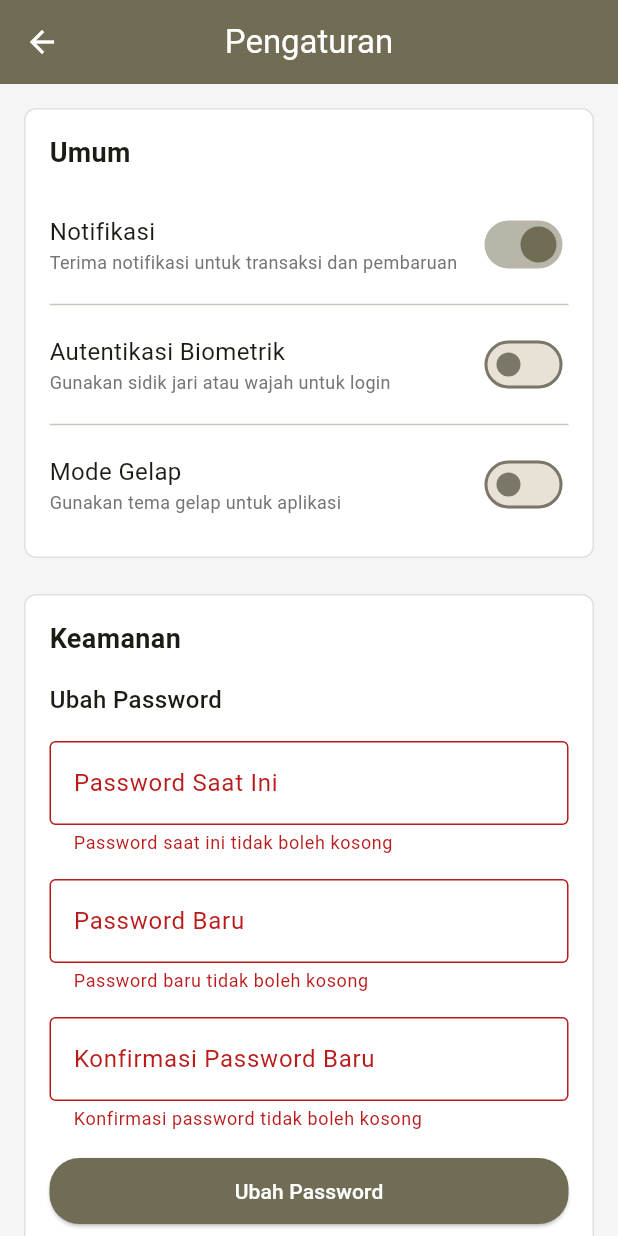
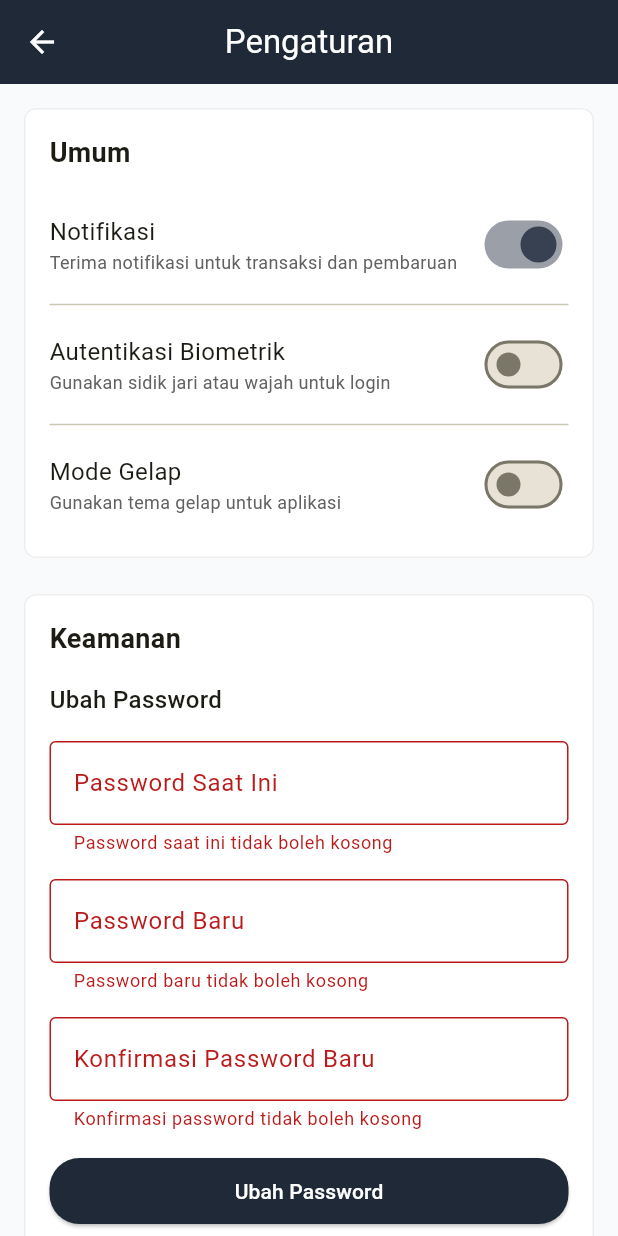
Before and after one commit to louiscahyadi/PEMOB-ModulLayout, a Flutter app: the HomeScreen screen opened directly, after a tap on "Ubah Password", on a phone screen of 412 x 824 dp. Run offline on Flutter 3.47's test engine with Material 3 defaults, Android fonts, the phone set to English and light mode, and no system bars; our stand-ins replace flutter_local_notifications, logger, shared_preferences, timezone; accounts and stored records are empty.

Commit message:
memperbaharui tema warna multiple screens untuk improved consistency dan visibility

```diff
--- a/lib/screens/home_screen.dart
+++ b/lib/screens/home_screen.dart
@@ -119,14 +119,14 @@ class _HomeScreenState extends State<HomeScreen> {
                   ? const Center(
                       child: CircularProgressIndicator(
                         valueColor:
-                            AlwaysStoppedAnimation<Color>(Color(0xFF706D54)),
+                            AlwaysStoppedAnimation<Color>(Color(0xFF1F2937)),
                       ),
                     )
                   : _errorMessage != null
                       ? _buildErrorView()
                       : RefreshIndicator(
                           onRefresh: _loadData,
-                          color: const Color(0xFF706D54),
+                          color: const Color(0xFF1F2937),
                           child: SingleChildScrollView(
                             physics: const AlwaysScrollableScrollPhysics(),
                             padding: const EdgeInsets.all(16.0),
@@ -167,7 +167,7 @@ class _HomeScreenState extends State<HomeScreen> {
   // membangun app bar
   Widget _buildAppBar() {
     return Container(
-      color: const Color(0xFF706D54),
+      color: const Color(0xFF1F2937), // Main dark color for app bar
       width: double.infinity,
       padding: const EdgeInsets.symmetric(
         vertical: 16.0,
@@ -206,7 +206,7 @@ class _HomeScreenState extends State<HomeScreen> {
           children: [
             const Icon(
               Icons.error_outline,
-              color: Color(0xFF706D54),
+              color: Color(0xFF1F2937),
               size: 80.0,
             ),
             const SizedBox(height: 16.0),
@@ -280,7 +280,8 @@ class _HomeScreenState extends State<HomeScreen> {
                 Container(
                   padding: const EdgeInsets.all(8.0),
                   decoration: BoxDecoration(
-                    color: const Color(0xFFC9B194),
+                    color: const Color(
+                        0xFF374151), // Lighter shade for balance box
                     borderRadius: BorderRadius.circular(4.0),
                   ),
                   child: Column(
@@ -291,6 +292,7 @@ class _HomeScreenState extends State<HomeScreen> {
                         style: TextStyle(
                           fontSize: 14.0,
                           fontWeight: FontWeight.w500,
+                          color: Colors.white,
                         ),
                       ),
                       Text(
@@ -298,6 +300,7 @@ class _HomeScreenState extends State<HomeScreen> {
                         style: const TextStyle(
                           fontSize: 16.0,
                           fontWeight: FontWeight.bold,
+                          color: Colors.white,
                         ),
                       ),
                     ],
@@ -416,7 +419,7 @@ class _HomeScreenState extends State<HomeScreen> {
                 child: const Text(
                   'Lihat Semua',
                   style: TextStyle(
-                    color: Color(0xFF706D54),
+                    color: Color(0xFF374151),
                   ),
                 ),
               ),
@@ -485,7 +488,7 @@ class _HomeScreenState extends State<HomeScreen> {
                 child: Container(
                   padding: const EdgeInsets.all(8.0),
                   decoration: const BoxDecoration(
-                    color: Color(0xFF706D54),
+                    color: Color(0xFF1F2937),
                     shape: BoxShape.circle,
                   ),
                   child: const Icon(
@@ -510,7 +513,8 @@ class _HomeScreenState extends State<HomeScreen> {
         color: Colors.white,
         boxShadow: [
           BoxShadow(
-            color: const Color(0xFFA08963).withValues(alpha: 77), // 0.3 * 255 ≈ 77
+            color: const Color(0xFF4B5563)
+                .withOpacity(0.3), // Shadow color for bottom nav
             spreadRadius: 2,
             blurRadius: 8,
             offset: const Offset(0, -3),
@@ -554,12 +558,12 @@ class _HomeScreenState extends State<HomeScreen> {
           Container(
             padding: const EdgeInsets.all(12.0),
             decoration: BoxDecoration(
-              color: const Color(0xFFC9B194),
+              color: const Color(0xFF1F2937), // Dark background for menu items
               borderRadius: BorderRadius.circular(8.0),
             ),
             child: Icon(
               icon,
-              color: const Color(0xFF706D54),
+              color: Colors.white, // Updated color
               size: 28.0,
             ),
           ),
@@ -567,7 +571,7 @@ class _HomeScreenState extends State<HomeScreen> {
           Text(
             label,
             style: const TextStyle(
-              color: Color(0xFF706D54),
+              color: Color(0xFF424769), // Updated color
               fontWeight: FontWeight.w500,
             ),
             textAlign: TextAlign.center,
@@ -590,14 +594,14 @@ class _HomeScreenState extends State<HomeScreen> {
         children: [
           Icon(
             icon,
-            color: const Color(0xFF706D54),
+            color: const Color(0xFF1F2937),
           ),
           const SizedBox(height: 4.0),
           Text(
             label,
             style: const TextStyle(
               fontSize: 12.0,
-              color: Color(0xFF706D54),
+              color: Color(0xFF1F2937),
             ),
           ),
         ],
@@ -613,11 +617,11 @@ class _HomeScreenState extends State<HomeScreen> {
       },
       child: Container(
         decoration: BoxDecoration(
-          color: const Color(0xFF706D54),
+          color: const Color(0xFF1F2937),
           shape: BoxShape.circle,
           boxShadow: [
             BoxShadow(
-              color: const Color(0xFFA08963).withValues(alpha: 77), // 0.3 * 255 ≈ 77
+              color: Colors.black.withOpacity(0.2),
               spreadRadius: 2,
               blurRadius: 8,
               offset: const Offset(0, 3),
@@ -651,7 +655,7 @@ class _HomeScreenState extends State<HomeScreen> {
               style: const TextStyle(
                 fontSize: 24.0,
                 fontWeight: FontWeight.bold,
-                color: Color(0xFF706D54),
+                color: Color(0xFF1F2937),
               ),
             ),
           ],
@@ -663,7 +667,7 @@ class _HomeScreenState extends State<HomeScreen> {
             },
             child: const Text(
               'Tutup',
-              style: TextStyle(color: Color(0xFF706D54)),
+              style: TextStyle(color: Color(0xFF1F2937)),
             ),
           ),
         ],
--- a/lib/screens/settings_screen.dart
+++ b/lib/screens/settings_screen.dart
@@ -75,7 +75,7 @@ class _SettingsScreenState extends State<SettingsScreen> {
             },
             child: const Text(
               'OK',
-              style: TextStyle(color: Color(0xFF706D54)),
+              style: TextStyle(color: Color(0xFF1F2937)),
             ),
           ),
         ],
@@ -96,7 +96,7 @@ class _SettingsScreenState extends State<SettingsScreen> {
             },
             child: const Text(
               'OK',
-              style: TextStyle(color: Color(0xFF706D54)),
+              style: TextStyle(color: Color(0xFF1F2937)),
             ),
           ),
         ],
@@ -107,11 +107,12 @@ class _SettingsScreenState extends State<SettingsScreen> {
   @override
   Widget build(BuildContext context) {
     return Scaffold(
-      backgroundColor: const Color(0xFFF5F5F5),
+      backgroundColor: const Color(0xFFF9FAFB),
       appBar: AppBar(
-        backgroundColor: const Color(0xFF706D54),
+        backgroundColor: const Color(0xFF1F2937),
         title: const Text('Pengaturan'),
         centerTitle: true,
+        elevation: 0,
       ),
       body: SingleChildScrollView(
         padding: const EdgeInsets.all(16.0),
@@ -124,7 +125,7 @@ class _SettingsScreenState extends State<SettingsScreen> {
               decoration: BoxDecoration(
                 color: Colors.white,
                 borderRadius: BorderRadius.circular(8.0),
-                border: Border.all(color: Colors.grey.shade300),
+                border: Border.all(color: Colors.grey.shade200),
               ),
               child: Column(
                 crossAxisAlignment: CrossAxisAlignment.start,
@@ -181,7 +182,7 @@ class _SettingsScreenState extends State<SettingsScreen> {
               decoration: BoxDecoration(
                 color: Colors.white,
                 borderRadius: BorderRadius.circular(8.0),
-                border: Border.all(color: Colors.grey.shade300),
+                border: Border.all(color: Colors.grey.shade200),
               ),
               child: Column(
                 crossAxisAlignment: CrossAxisAlignment.start,
@@ -263,6 +264,10 @@ class _SettingsScreenState extends State<SettingsScreen> {
                         SizedBox(
                           width: double.infinity,
                           child: ElevatedButton(
+                            style: ElevatedButton.styleFrom(
+                              backgroundColor: const Color(0xFF1F2937),
+                              foregroundColor: Colors.white,
+                            ),
                             onPressed: _isLoading ? null : _changePassword,
                             child: _isLoading
                                 ? const SizedBox(
@@ -271,7 +276,7 @@ class _SettingsScreenState extends State<SettingsScreen> {
                                     child: CircularProgressIndicator(
                                       strokeWidth: 2.0,
                                       valueColor: AlwaysStoppedAnimation<Color>(
-                                          Colors.white),
+                                          Color(0xFF1F2937)),
                                     ),
                                   )
                                 : const Text('Ubah Password'),
@@ -292,7 +297,7 @@ class _SettingsScreenState extends State<SettingsScreen> {
               decoration: BoxDecoration(
                 color: Colors.white,
                 borderRadius: BorderRadius.circular(8.0),
-                border: Border.all(color: Colors.grey.shade300),
+                border: Border.all(color: Colors.grey.shade200),
               ),
               child: Column(
                 crossAxisAlignment: CrossAxisAlignment.start,
@@ -328,7 +333,7 @@ class _SettingsScreenState extends State<SettingsScreen> {
                           Icon(
                             Icons.arrow_forward_ios,
                             size: 16.0,
-                            color: Colors.grey.shade600,
+                            color: Colors.grey.shade700,
                           ),
                         ],
                       ),
@@ -348,7 +353,7 @@ class _SettingsScreenState extends State<SettingsScreen> {
                           Icon(
                             Icons.arrow_forward_ios,
                             size: 16.0,
-                            color: Colors.grey.shade600,
+                            color: Colors.grey.shade700,
                           ),
                         ],
                       ),
@@ -383,7 +388,7 @@ class _SettingsScreenState extends State<SettingsScreen> {
                   subtitle,
                   style: TextStyle(
                     fontSize: 12.0,
-                    color: Colors.grey.shade600,
+                    color: Colors.grey.shade700,
                   ),
                 ),
               ],
@@ -392,7 +397,7 @@ class _SettingsScreenState extends State<SettingsScreen> {
           Switch(
             value: value,
             onChanged: onChanged,
-            activeColor: const Color(0xFF706D54),
+            activeColor: const Color(0xFF374151),
           ),
         ],
       ),
```
Also changed, not shown: lib/screens/deposit_screen.dart (+34 -14 lines), lib/screens/forgot_password_screen.dart (+11 -3 lines), lib/screens/loan_screen.dart (+19 -6 lines), lib/screens/login_screen.dart (+16 -3 lines), lib/screens/payment_screen.dart (+17 -7 lines), lib/screens/profile_screen.dart (+9 -9 lines), lib/screens/register_screen.dart (+16 -3 lines), lib/screens/splash_screen.dart (+4 -3 lines), lib/screens/transaction_history_screen.dart (+5 -4 lines), lib/screens/transfer_screen.dart (+25 -7 lines), lib/screens/withdraw_screen.dart (+24 -8 lines).
